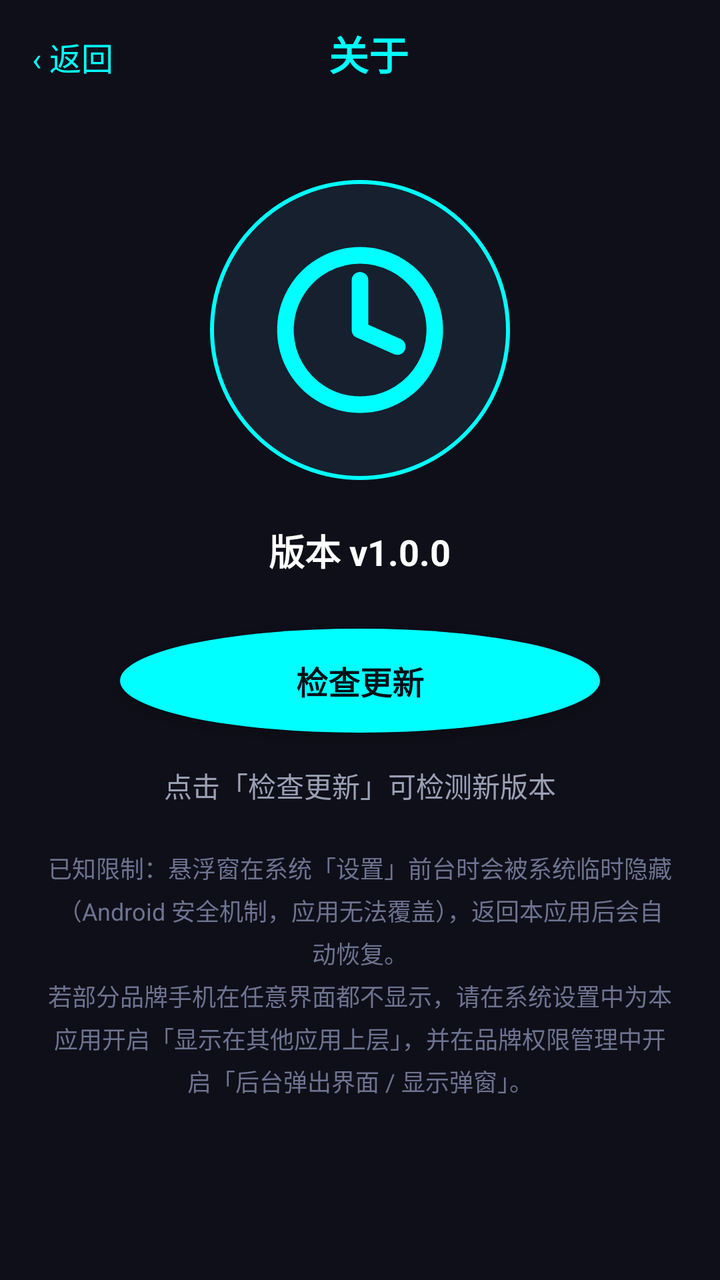
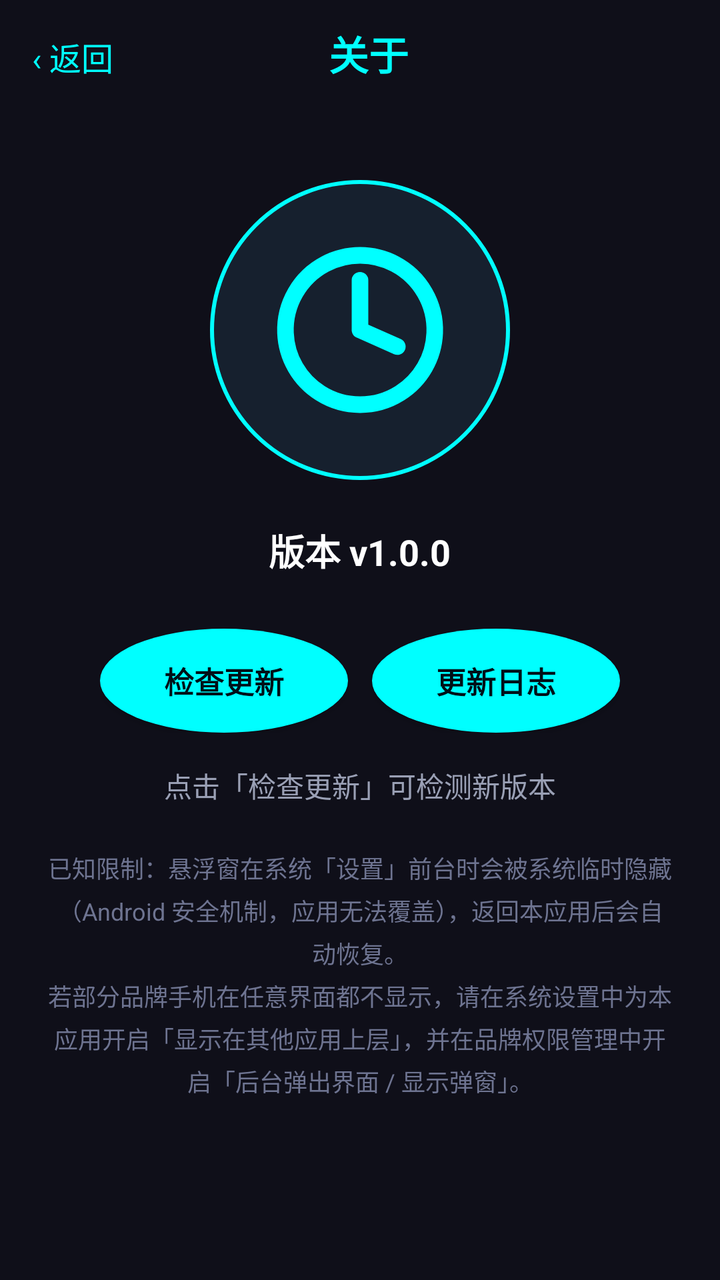

Before-and-after screenshots of an Android layout around one commit, followed by the original layout XML and the change that was made.
<!-- AndroidManifest.xml: application theme AppTheme -->
<!-- res/layout/activity_about.xml -->
<?xml version="1.0" encoding="utf-8"?>
<FrameLayout xmlns:android="http://schemas.android.com/apk/res/android"
    android:layout_width="match_parent"
    android:layout_height="match_parent"
    android:background="#0F0F19">

    
    <LinearLayout
        android:layout_width="match_parent"
        android:layout_height="wrap_content"
        android:orientation="horizontal"
        android:padding="12dp">

        <TextView
            android:id="@+id/backBtn"
            android:layout_width="wrap_content"
            android:layout_height="wrap_content"
            android:text="‹ 返回"
            android:textColor="#00FFFF"
            android:textSize="16sp"
            android:padding="4dp" />

        <TextView
            android:layout_width="0dp"
            android:layout_height="wrap_content"
            android:layout_weight="1"
            android:text="关于"
            android:textColor="#00FFFF"
            android:textSize="20sp"
            android:textStyle="bold"
            android:gravity="center"
            android:layout_marginEnd="40dp" />
    </LinearLayout>

    
    <LinearLayout
        android:layout_width="match_parent"
        android:layout_height="match_parent"
        android:orientation="vertical"
        android:gravity="center_horizontal"
        android:paddingTop="90dp"
        android:paddingStart="24dp"
        android:paddingEnd="24dp">

        
        <FrameLayout
            android:layout_width="150dp"
            android:layout_height="150dp"
            android:background="@drawable/about_icon_bg">

            <ImageView
                android:layout_width="112dp"
                android:layout_height="112dp"
                android:layout_gravity="center"
                android:src="@drawable/ic_launcher_foreground" />
        </FrameLayout>

        <TextView
            android:id="@+id/versionTv"
            android:layout_width="wrap_content"
            android:layout_height="wrap_content"
            android:layout_marginTop="22dp"
            android:text="版本 v1.0.0"
            android:textColor="#FFFFFF"
            android:textSize="18sp"
            android:textStyle="bold" />

        <Button
            android:id="@+id/updateBtn"
            android:layout_width="240dp"
            android:layout_height="52dp"
            android:layout_marginTop="26dp"
            android:text="检查更新"
            android:textSize="16sp"
            android:textStyle="bold"
            android:textColor="#001018"
            android:background="@drawable/circle_btn" />

        <TextView
            android:id="@+id/statusTv"
            android:layout_width="match_parent"
            android:layout_height="wrap_content"
            android:layout_marginTop="16dp"
            android:gravity="center"
            android:textColor="#9AA0B5"
            android:textSize="14sp"
            android:text="点击「检查更新」可检测新版本" />

        <TextView
            android:layout_width="match_parent"
            android:layout_height="wrap_content"
            android:layout_marginTop="22dp"
            android:gravity="center"
            android:lineSpacingExtra="4dp"
            android:textColor="#6E7491"
            android:textSize="12sp"
            android:text="已知限制：悬浮窗在系统「设置」前台时会被系统临时隐藏（Android 安全机制，应用无法覆盖），返回本应用后会自动恢复。\n若部分品牌手机在任意界面都不显示，请在系统设置中为本应用开启「显示在其他应用上层」，并在品牌权限管理中开启「后台弹出界面 / 显示弹窗」。" />

    </LinearLayout>

</FrameLayout>
<!-- resources referenced by this layout -->
<resources>
  <!-- drawable about_icon_bg (drawable) -->
  <?xml version="1.0" encoding="utf-8"?>
  <shape xmlns:android="http://schemas.android.com/apk/res/android"
      android:shape="oval">
      <solid android:color="#16202E" />
      <stroke
          android:width="2dp"
          android:color="#00FFFF" />
  </shape>
  <!-- drawable circle_btn (drawable) -->
  <?xml version="1.0" encoding="utf-8"?>
  <shape xmlns:android="http://schemas.android.com/apk/res/android"
      android:shape="oval">
      <solid android:color="#00FFFF" />
  </shape>
  <!-- drawable ic_launcher_foreground (drawable) -->
  <vector xmlns:android="http://schemas.android.com/apk/res/android"
      android:width="108dp"
      android:height="108dp"
      android:viewportWidth="108"
      android:viewportHeight="108">
      
      <path
          android:pathData="M54,18a36,36 0 1,0 0.1,0 Z"
          android:strokeColor="#00FFFF"
          android:strokeWidth="8"
          android:fillColor="#00000000" />
      
      <path
          android:pathData="M54,54 L54,30 M54,54 L72,62"
          android:strokeColor="#00FFFF"
          android:strokeWidth="8"
          android:fillColor="#00000000"
          android:strokeLineCap="round" />
  </vector>
  <style name="AppTheme" parent="android:Theme.Material.NoActionBar">
          <item name="android:colorBackground">#0F0F19</item>
          <item name="android:windowBackground">#0F0F19</item>
          <item name="android:statusBarColor">#0F0F19</item>
      </style>
</resources>

<!-- the commit's change to res/layout/activity_about.xml (unified diff, before → after) -->
@@ -65,16 +65,35 @@
             android:textSize="18sp"
             android:textStyle="bold" />
 
-        <Button
-            android:id="@+id/updateBtn"
-            android:layout_width="240dp"
+        <LinearLayout
+            android:layout_width="260dp"
             android:layout_height="52dp"
             android:layout_marginTop="26dp"
-            android:text="检查更新"
-            android:textSize="16sp"
-            android:textStyle="bold"
-            android:textColor="#001018"
-            android:background="@drawable/circle_btn" />
+            android:orientation="horizontal">
+
+            <Button
+                android:id="@+id/updateBtn"
+                android:layout_width="0dp"
+                android:layout_height="match_parent"
+                android:layout_weight="1"
+                android:text="检查更新"
+                android:textSize="15sp"
+                android:textStyle="bold"
+                android:textColor="#001018"
+                android:background="@drawable/circle_btn" />
+
+            <Button
+                android:id="@+id/changelogBtn"
+                android:layout_width="0dp"
+                android:layout_height="match_parent"
+                android:layout_weight="1"
+                android:layout_marginStart="12dp"
+                android:text="更新日志"
+                android:textSize="15sp"
+                android:textStyle="bold"
+                android:textColor="#001018"
+                android:background="@drawable/circle_btn" />
+        </LinearLayout>
 
         <TextView
             android:id="@+id/statusTv"
